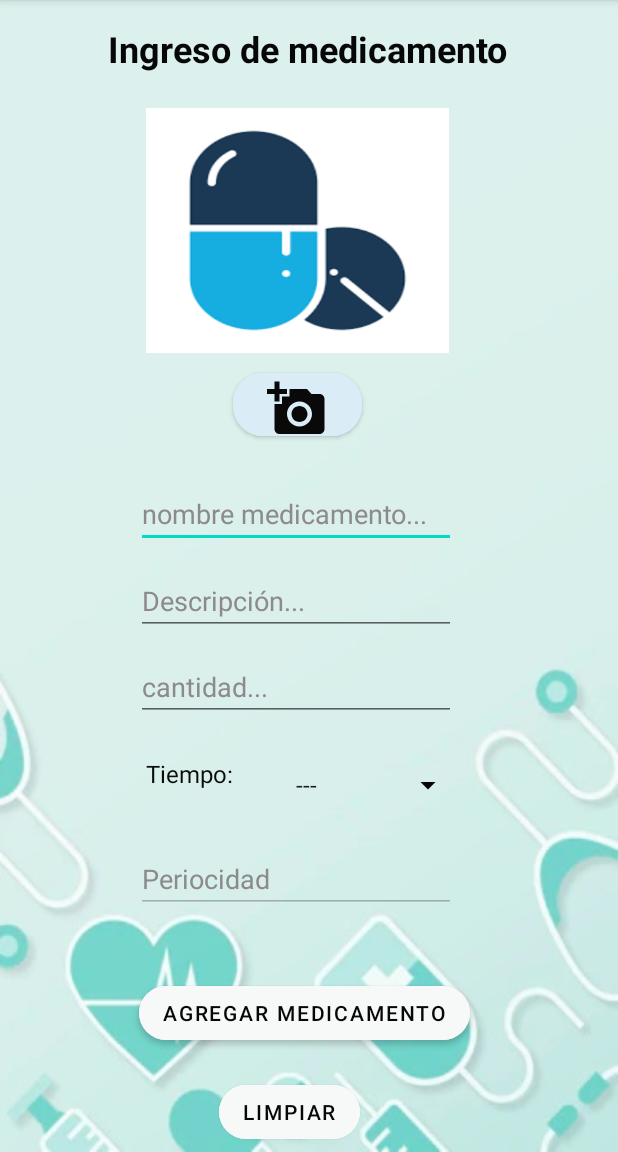
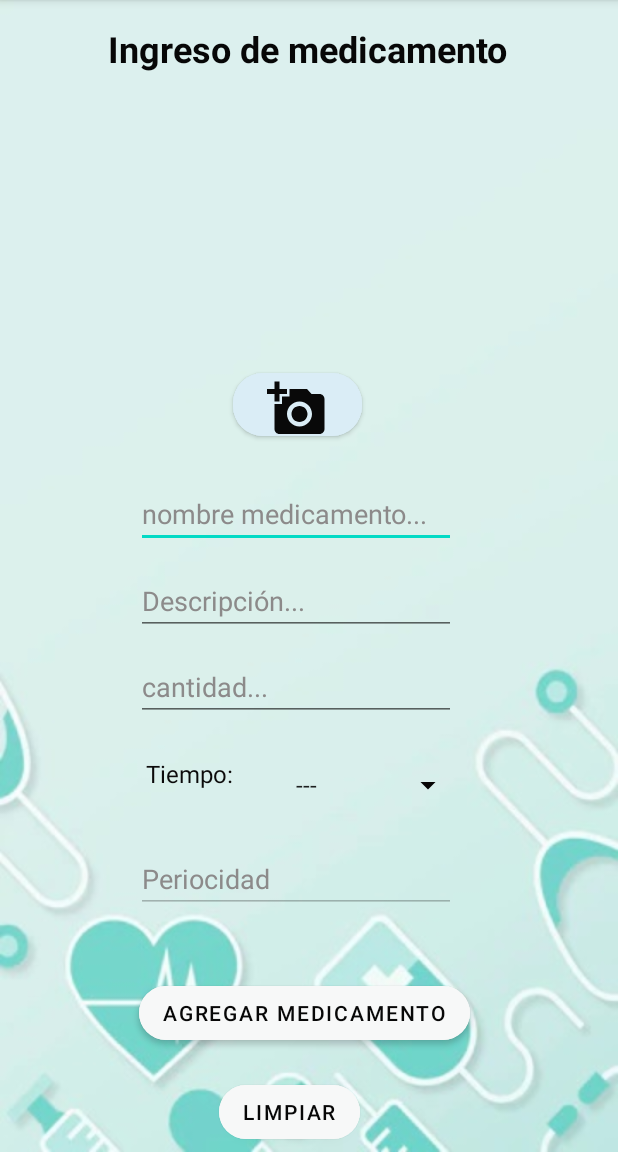
Before and after one commit to Yasser01010/PM01ExamenP3, an Android app: the MainActivity screen opened directly, with no data from a screen before it, on a phone screen of 412 x 824 dp, the part 84-1236 px from its top. Run offline under Robolectric (Android 15) with nearby library versions, the phone set to English and light mode, and no system bars; our stand-ins replace Firebase (no records; nobody signed in at launch, a user with empty details on screens opened directly).

Commit message:
Examen III Parcial - Programacion Movil 1 Yovanny Ransel Funez Guevara - 201920040079 Yasser Emanuel Diaz Cabrera - 201910040168 Ultimos Cambios - 2

```diff
--- a/app/src/main/res/layout/activity_main.xml
+++ b/app/src/main/res/layout/activity_main.xml
@@ -60,7 +60,6 @@
         android:id="@+id/img_medicina"
         android:layout_width="202dp"
         android:layout_height="163dp"
-        android:background="@drawable/medicamento"
         app:layout_constraintBottom_toBottomOf="parent"
         app:layout_constraintEnd_toEndOf="parent"
         app:layout_constraintHorizontal_bias="0.464"
--- a/app/src/main/res/layout/lista.xml
+++ b/app/src/main/res/layout/lista.xml
@@ -7,11 +7,15 @@
     android:background="@drawable/fondo3medicina"
     tools:context=".MainActivity">
 
+    <ScrollView
+        android:layout_width="match_parent"
+        android:layout_height="match_parent"
+        >
     <androidx.recyclerview.widget.RecyclerView
         android:id="@+id/lista"
         android:layout_width="match_parent"
         android:layout_height="match_parent"
         tools:layout_editor_absoluteX="1dp"
         tools:layout_editor_absoluteY="1dp" />
-
+    </ScrollView>
 </RelativeLayout>
```
